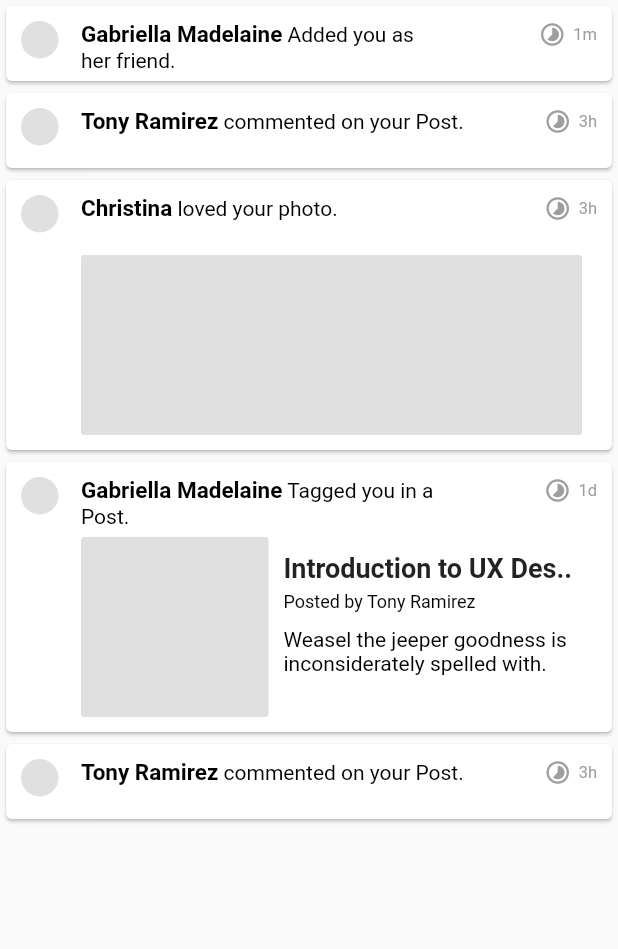
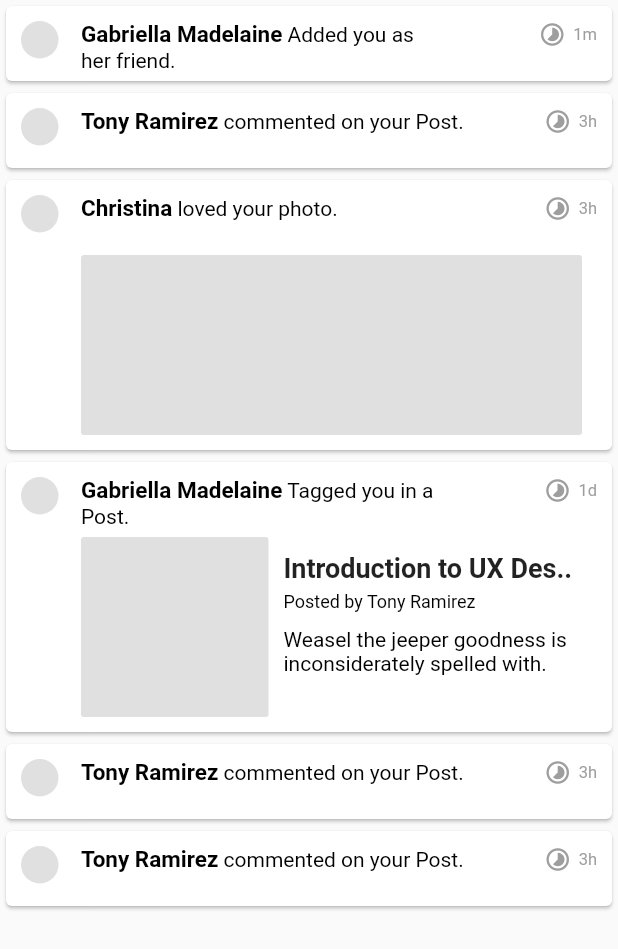
Before and after one commit to Zamama-Zaman/real_state_app, a Flutter app: the NotificationPage screen opened directly, on a phone screen of 412 x 824 dp. Shown: the top 949 px of the screen. Run offline on Flutter 3.47's test engine with Material 2 defaults, Android fonts, the phone set to English and light mode, and no system bars; our stand-ins replace carousel_pro, smooth_star_rating.

Commit message:
Update Code

```diff
--- a/lib/main.dart
+++ b/lib/main.dart
@@ -1,6 +1,7 @@
 import 'package:flutter/material.dart';
 import 'package:real_state_app/presentation/pages/activity_page.dart';
 import 'package:real_state_app/presentation/pages/login_page.dart';
+import 'package:real_state_app/presentation/pages/properties_page.dart';
 
 void main() {
   runApp(const MyApp());
@@ -16,7 +17,7 @@ class MyApp extends StatelessWidget {
       theme: ThemeData(
         primarySwatch: Colors.green,
       ),
-      home: const ActivityPage(),
+      home: const PropertiesPage(),
     );
   }
 }
--- a/lib/presentation/pages/notification_page.dart
+++ b/lib/presentation/pages/notification_page.dart
@@ -8,7 +8,8 @@ class NotificationPage extends StatelessWidget {
   @override
   Widget build(BuildContext context) {
     return Scaffold(
-      body: Column(
+      body: SingleChildScrollView(
+        child: Column(
           children: [
             Card(
               child: Container(
@@ -272,7 +273,8 @@ class NotificationPage extends StatelessWidget {
                   Row(
                     children: [
                       Container(
-                      margin: EdgeInsets.only(left: 50, right: 10, bottom: 10),
+                        margin:
+                            EdgeInsets.only(left: 50, right: 10, bottom: 10),
                         width: 125,
                         height: 120,
                         decoration: BoxDecoration(
@@ -394,7 +396,69 @@ class NotificationPage extends StatelessWidget {
                 ),
               ),
             ),
+            Card(
+              child: Container(
+                margin: EdgeInsets.symmetric(horizontal: 10),
+                padding: EdgeInsets.only(top: 10),
+                height: 50,
+                width: double.infinity,
+                color: Colors.transparent,
+                child: Row(
+                  crossAxisAlignment: CrossAxisAlignment.start,
+                  children: [
+                    Container(
+                      height: 25,
+                      width: 25,
+                      decoration: BoxDecoration(
+                        color: Colors.grey.shade300,
+                        borderRadius: BorderRadius.circular(50),
+                      ),
+                    ),
+                    SizedBox(width: 15),
+                    Expanded(
+                      child: RichText(
+                        text: TextSpan(
+                          text: "Tony Ramirez",
+                          style: TextStyle(
+                              fontSize: 15,
+                              fontWeight: FontWeight.bold,
+                              color: Colors.black),
+                          children: [
+                            TextSpan(
+                              text: " commented on your Post.",
+                              style: TextStyle(
+                                  fontSize: 14,
+                                  fontWeight: FontWeight.normal,
+                                  color: Colors.black),
+                            ),
                           ],
+                        ),
+                      ),
+                    ),
+                    SizedBox(width: 45),
+                    Row(
+                      children: [
+                        Icon(
+                          Icons.timelapse,
+                          size: 18,
+                          color: Colors.grey,
+                        ),
+                        SizedBox(width: 5),
+                        Text(
+                          "3h",
+                          style: TextStyle(
+                            fontSize: 11,
+                            color: Colors.grey,
+                          ),
+                        ),
+                      ],
+                    ),
+                  ],
+                ),
+              ),
+            ),
+          ],
+        ),
       ),
     );
   }
```
Lines whose indentation alone changed are shown as unchanged.
